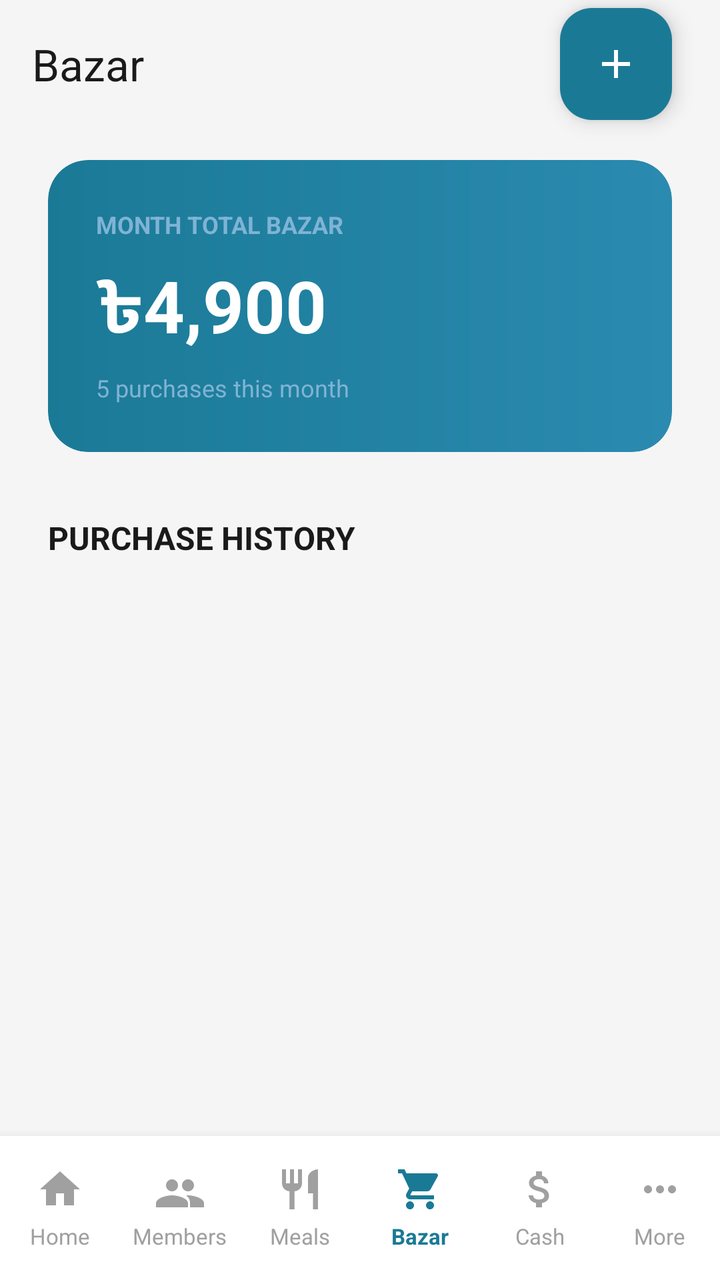
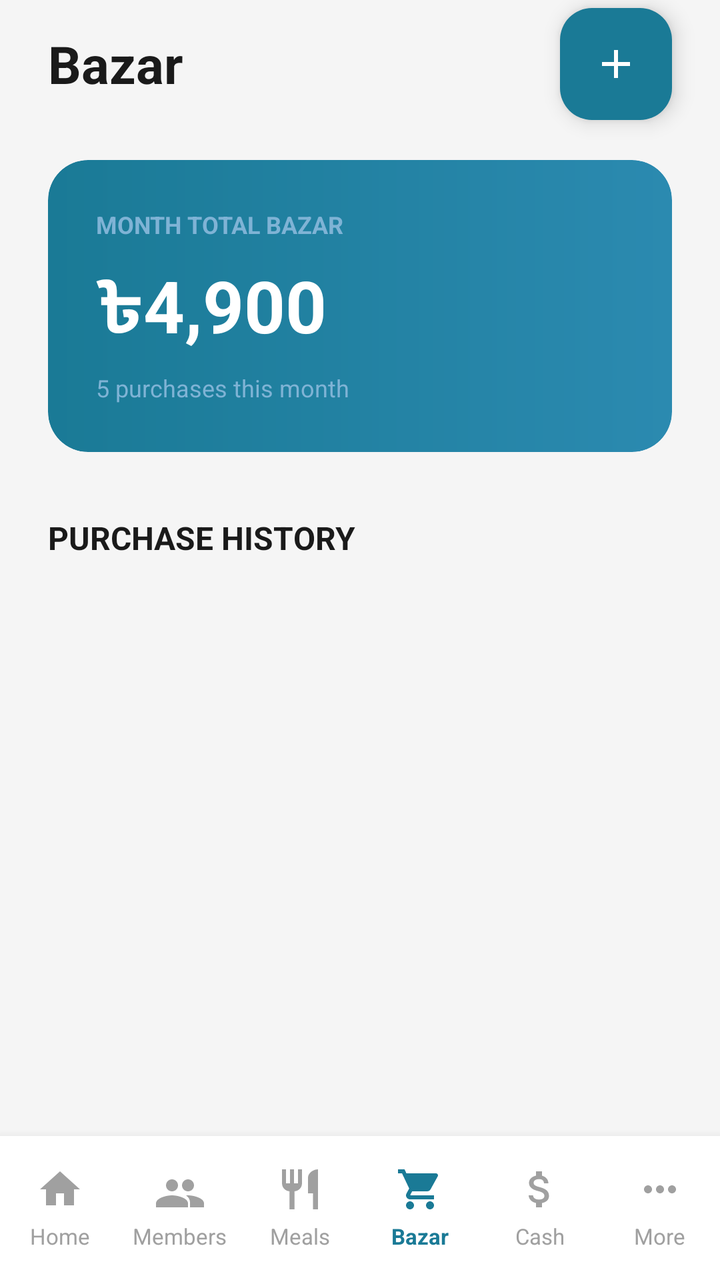

Screens rendered from an Android XML layout before and after an edit, with the pre-edit source and the edit as a unified diff.
<!-- AndroidManifest.xml: activity theme Theme.MessManagement -->
<!-- res/layout/activity_bazar.xml -->
<?xml version="1.0" encoding="utf-8"?>
<androidx.constraintlayout.widget.ConstraintLayout xmlns:android="http://schemas.android.com/apk/res/android"
    xmlns:app="http://schemas.android.com/apk/res-auto"
    xmlns:tools="http://schemas.android.com/tools"
    android:layout_width="match_parent"
    android:layout_height="match_parent"
    android:background="@color/bazar_bg">

    
    <com.google.android.material.appbar.MaterialToolbar
        android:id="@+id/toolbar"
        android:layout_width="match_parent"
        android:layout_height="?attr/actionBarSize"
        android:background="@color/bazar_bg"
        app:layout_constraintTop_toTopOf="parent"
        app:title="@string/title_bazar"
        app:titleCentered="false"
        app:titleTextAppearance="@style/TextAppearance.Material3.TitleLarge"
        app:titleTextColor="@color/text_dark" />

    <com.google.android.material.floatingactionbutton.FloatingActionButton
        android:id="@+id/btn_add_bazar"
        android:layout_width="wrap_content"
        android:layout_height="wrap_content"
        android:layout_marginEnd="24dp"
        android:contentDescription="@string/nav_bazar"
        android:src="@drawable/ic_add"
        app:backgroundTint="@color/fab_bg"
        app:fabSize="mini"
        app:layout_constraintBottom_toBottomOf="@id/toolbar"
        app:layout_constraintEnd_toEndOf="parent"
        app:layout_constraintTop_toTopOf="@id/toolbar"
        app:tint="@color/white" />

    <ScrollView
        android:layout_width="match_parent"
        android:layout_height="0dp"
        android:fillViewport="true"
        app:layout_constraintBottom_toTopOf="@id/bottom_nav"
        app:layout_constraintTop_toBottomOf="@id/toolbar">

        <androidx.constraintlayout.widget.ConstraintLayout
            android:layout_width="match_parent"
            android:layout_height="wrap_content"
            android:paddingBottom="24dp">

            
            <com.google.android.material.card.MaterialCardView
                android:id="@+id/card_total_bazar"
                android:layout_width="match_parent"
                android:layout_height="wrap_content"
                android:layout_marginHorizontal="24dp"
                android:layout_marginTop="16dp"
                app:cardCornerRadius="20dp"
                app:layout_constraintTop_toTopOf="parent"
                app:strokeWidth="0dp">

                <androidx.constraintlayout.widget.ConstraintLayout
                    android:layout_width="match_parent"
                    android:layout_height="wrap_content"
                    android:background="@drawable/bazar_card_background"
                    android:padding="24dp">

                    <TextView
                        android:id="@+id/tv_total_label"
                        android:layout_width="wrap_content"
                        android:layout_height="wrap_content"
                        android:text="@string/label_july_total"
                        android:textColor="@color/text_light_blue"
                        android:textSize="12sp"
                        android:textStyle="bold"
                        app:layout_constraintStart_toStartOf="parent"
                        app:layout_constraintTop_toTopOf="parent" />

                    <TextView
                        android:id="@+id/tv_total_amount"
                        android:layout_width="wrap_content"
                        android:layout_height="wrap_content"
                        android:layout_marginTop="8dp"
                        android:text="@string/total_amount"
                        android:textColor="@color/white"
                        android:textSize="36sp"
                        android:textStyle="bold"
                        app:layout_constraintStart_toStartOf="parent"
                        app:layout_constraintTop_toBottomOf="@id/tv_total_label" />

                    <TextView
                        android:id="@+id/tv_purchases_subtitle"
                        android:layout_width="wrap_content"
                        android:layout_height="wrap_content"
                        android:layout_marginTop="4dp"
                        android:text="@string/purchases_count"
                        android:textColor="@color/text_light_blue"
                        android:textSize="12sp"
                        app:layout_constraintStart_toStartOf="parent"
                        app:layout_constraintTop_toBottomOf="@id/tv_total_amount" />

                </androidx.constraintlayout.widget.ConstraintLayout>
            </com.google.android.material.card.MaterialCardView>

            
            <TextView
                android:id="@+id/tv_history_header"
                android:layout_width="wrap_content"
                android:layout_height="wrap_content"
                android:layout_marginStart="24dp"
                android:layout_marginTop="32dp"
                android:text="@string/header_history"
                android:textColor="@color/text_dark"
                android:textSize="16sp"
                android:textStyle="bold"
                app:layout_constraintStart_toStartOf="parent"
                app:layout_constraintTop_toBottomOf="@id/card_total_bazar" />

            
            <androidx.recyclerview.widget.RecyclerView
                android:id="@+id/rv_purchase_history"
                android:layout_width="match_parent"
                android:layout_height="wrap_content"
                android:layout_marginTop="8dp"
                android:nestedScrollingEnabled="false"
                app:layout_constraintTop_toBottomOf="@id/tv_history_header"
                tools:listitem="@layout/item_purchase" />

        </androidx.constraintlayout.widget.ConstraintLayout>
    </ScrollView>

    
    <LinearLayout
        android:id="@+id/bottom_nav"
        android:layout_width="match_parent"
        android:layout_height="72dp"
        android:background="@drawable/bottom_nav_background"
        android:baselineAligned="false"
        android:elevation="8dp"
        android:orientation="horizontal"
        app:layout_constraintBottom_toBottomOf="parent">

        
        <LinearLayout
            android:layout_width="0dp"
            android:layout_height="match_parent"
            android:layout_weight="1"
            android:gravity="center"
            android:orientation="vertical"

            android:clickable="true"
            android:focusable="true"
            android:background="?attr/selectableItemBackground"
            android:id="@+id/btn_home_layout">
            <ImageView
                android:layout_width="24dp"
                android:layout_height="24dp"
                android:contentDescription="@string/nav_home"
                android:src="@drawable/ic_home"
                app:tint="@color/nav_inactive" />
            <TextView
                android:layout_width="wrap_content"
                android:layout_height="wrap_content"
                android:layout_marginTop="4dp"
                android:text="@string/nav_home"
                android:textColor="@color/nav_inactive"
                android:textSize="11sp" />
        </LinearLayout>

        
        <LinearLayout
            android:layout_width="0dp"
            android:layout_height="match_parent"
            android:layout_weight="1"
            android:gravity="center"
            android:orientation="vertical"

            android:clickable="true"
            android:focusable="true"
            android:background="?attr/selectableItemBackground"
            android:id="@+id/btn_member_layout">
            <ImageView
                android:layout_width="24dp"
                android:layout_height="24dp"
                android:contentDescription="@string/nav_members"
                android:src="@drawable/ic_members"
                app:tint="@color/nav_inactive" />
            <TextView
                android:layout_width="wrap_content"
                android:layout_height="wrap_content"
                android:layout_marginTop="4dp"
                android:text="@string/nav_members"
                android:textColor="@color/nav_inactive"
                android:textSize="11sp" />
        </LinearLayout>

        
        <LinearLayout
            android:layout_width="0dp"
            android:layout_height="match_parent"
            android:layout_weight="1"
            android:gravity="center"
            android:orientation="vertical"

            android:clickable="true"
            android:focusable="true"
            android:background="?attr/selectableItemBackground"
            android:id="@+id/btn_meals_layout">
            <ImageView
                android:layout_width="24dp"
                android:layout_height="24dp"
                android:contentDescription="@string/nav_meals"
                android:src="@drawable/ic_meals"
                app:tint="@color/nav_inactive" />
            <TextView
                android:layout_width="wrap_content"
                android:layout_height="wrap_content"
                android:layout_marginTop="4dp"
                android:text="@string/nav_meals"
                android:textColor="@color/nav_inactive"
                android:textSize="11sp" />
        </LinearLayout>

        
        <LinearLayout
            android:layout_width="0dp"
            android:layout_height="match_parent"
            android:layout_weight="1"
            android:gravity="center"
            android:orientation="vertical"

            android:clickable="true"
            android:focusable="true"
            android:background="?attr/selectableItemBackground"
            android:id="@+id/btn_bazar_layout">
            <ImageView
                android:layout_width="24dp"
                android:layout_height="24dp"
                android:contentDescription="@string/nav_bazar"
                android:src="@drawable/ic_bazar"
                app:tint="@color/nav_active" />
            <TextView
                android:layout_width="wrap_content"
                android:layout_height="wrap_content"
                android:layout_marginTop="4dp"
                android:text="@string/nav_bazar"
                android:textColor="@color/nav_active"
                android:textSize="11sp"
                android:textStyle="bold" />
        </LinearLayout>

        
        <LinearLayout
            android:layout_width="0dp"
            android:layout_height="match_parent"
            android:layout_weight="1"
            android:gravity="center"
            android:orientation="vertical"

            android:clickable="true"
            android:focusable="true"
            android:background="?attr/selectableItemBackground"
            android:id="@+id/btn_cash_layout">
            <ImageView
                android:layout_width="24dp"
                android:layout_height="24dp"
                android:contentDescription="@string/nav_cash"
                android:src="@drawable/ic_cash"
                app:tint="@color/nav_inactive" />
            <TextView
                android:layout_width="wrap_content"
                android:layout_height="wrap_content"
                android:layout_marginTop="4dp"
                android:text="@string/nav_cash"
                android:textColor="@color/nav_inactive"
                android:textSize="11sp" />
        </LinearLayout>

        
        <LinearLayout
            android:layout_width="0dp"
            android:layout_height="match_parent"
            android:layout_weight="1"
            android:gravity="center"
            android:orientation="vertical"

            android:clickable="true"
            android:focusable="true"
            android:background="?attr/selectableItemBackground"
            android:id="@+id/btn_more_layout">
            <ImageView
                android:layout_width="24dp"
                android:layout_height="24dp"
                android:contentDescription="@string/nav_more"
                android:src="@drawable/ic_more"
                app:tint="@color/nav_inactive" />
            <TextView
                android:layout_width="wrap_content"
                android:layout_height="wrap_content"
                android:layout_marginTop="4dp"
                android:text="@string/nav_more"
                android:textColor="@color/nav_inactive"
                android:textSize="11sp" />
        </LinearLayout>

    </LinearLayout>

</androidx.constraintlayout.widget.ConstraintLayout>
<!-- res/layout/item_purchase.xml (included above) -->
<?xml version="1.0" encoding="utf-8"?>
<androidx.cardview.widget.CardView xmlns:android="http://schemas.android.com/apk/res/android"
    xmlns:app="http://schemas.android.com/apk/res-auto"
    android:layout_width="match_parent"
    android:layout_height="wrap_content"
    android:layout_marginHorizontal="16dp"
    android:layout_marginVertical="8dp"
    app:cardCornerRadius="16dp"
    app:cardElevation="2dp"
    app:strokeWidth="0dp">

    <androidx.constraintlayout.widget.ConstraintLayout
        android:layout_width="match_parent"
        android:layout_height="wrap_content"
        android:padding="16dp">

        <View
            android:id="@+id/icon_bg"
            android:layout_width="48dp"
            android:layout_height="48dp"
            android:background="@drawable/shopping_bag_icon_background"
            app:layout_constraintBottom_toBottomOf="parent"
            app:layout_constraintStart_toStartOf="parent"
            app:layout_constraintTop_toTopOf="parent" />

        <ImageView
            android:id="@+id/iv_icon"
            android:layout_width="24dp"
            android:layout_height="24dp"
            android:contentDescription="@string/nav_bazar"
            android:src="@drawable/ic_bazar"
            app:layout_constraintBottom_toBottomOf="@id/icon_bg"
            app:layout_constraintEnd_toEndOf="@id/icon_bg"
            app:layout_constraintStart_toStartOf="@id/icon_bg"
            app:layout_constraintTop_toTopOf="@id/icon_bg"
            app:tint="@color/nav_active" />

        <TextView
            android:id="@+id/tv_item_name"
            android:layout_width="0dp"
            android:layout_height="wrap_content"
            android:layout_marginStart="16dp"
            android:layout_marginEnd="8dp"
            android:text="Vegetables &amp; fruits"
            android:textColor="@color/text_dark"
            android:textSize="16sp"
            android:textStyle="bold"
            app:layout_constraintEnd_toStartOf="@id/tv_price"
            app:layout_constraintStart_toEndOf="@id/icon_bg"
            app:layout_constraintTop_toTopOf="parent" />

        <TextView
            android:id="@+id/tv_item_details"
            android:layout_width="0dp"
            android:layout_height="wrap_content"
            android:layout_marginTop="4dp"
            android:text="26 Jul · by Rafiq Ahmed"
            android:textColor="@color/text_gray"
            android:textSize="12sp"
            app:layout_constraintEnd_toEndOf="@id/tv_item_name"
            app:layout_constraintStart_toStartOf="@id/tv_item_name"
            app:layout_constraintTop_toBottomOf="@id/tv_item_name" />

        <TextView
            android:id="@+id/tv_price"
            android:layout_width="wrap_content"
            android:layout_height="wrap_content"
            android:text="৳850"
            android:textColor="@color/text_dark"
            android:textSize="16sp"
            android:textStyle="bold"
            app:layout_constraintBottom_toBottomOf="parent"
            app:layout_constraintEnd_toEndOf="parent"
            app:layout_constraintTop_toTopOf="parent" />

    </androidx.constraintlayout.widget.ConstraintLayout>

</androidx.cardview.widget.CardView>
<!-- resources referenced by this layout -->
<resources>
  <color name="bazar_bg">#F5F5F5</color>
  <color name="fab_bg">#1a7a96</color>
  <color name="nav_active">#1a7a96</color>
  <color name="nav_inactive">#a0a0a0</color>
  <color name="text_dark">#1a1a1a</color>
  <color name="text_gray">#808080</color>
  <color name="text_light_blue">#7fb3d5</color>
  <color name="white">#FFFFFFFF</color>
  <!-- drawable bazar_card_background (drawable) -->
  <?xml version="1.0" encoding="utf-8"?>
  <shape xmlns:android="http://schemas.android.com/apk/res/android">
      <gradient
          android:angle="0"
          android:endColor="@color/bazar_card_end"
          android:startColor="@color/bazar_card_start"
          android:type="linear" />
      <corners android:radius="20dp" />
  </shape>
  <!-- drawable bottom_nav_background (drawable) -->
  <?xml version="1.0" encoding="utf-8"?>
  <shape xmlns:android="http://schemas.android.com/apk/res/android">
      <solid android:color="@color/white" />
  </shape>
  <!-- drawable ic_add (drawable) -->
  <vector xmlns:android="http://schemas.android.com/apk/res/android"
      android:width="24dp"
      android:height="24dp"
      android:viewportWidth="24"
      android:viewportHeight="24">
      <path
          android:fillColor="@android:color/white"
          android:pathData="M19,13H13V19H11V13H5V11H11V5H13V11H19V13Z" />
  </vector>
  <!-- drawable ic_home (drawable) -->
  <vector xmlns:android="http://schemas.android.com/apk/res/android"
      android:width="24dp"
      android:height="24dp"
      android:viewportWidth="24"
      android:viewportHeight="24">
      <path
          android:fillColor="@android:color/black"
          android:pathData="M10,20V14H14V20H19V12H22L12,3L2,12H5V20H10Z" />
  </vector>
  <!-- drawable ic_meals (drawable) -->
  <vector xmlns:android="http://schemas.android.com/apk/res/android"
      android:width="24dp"
      android:height="24dp"
      android:viewportWidth="24"
      android:viewportHeight="24">
      <path
          android:fillColor="@android:color/black"
          android:pathData="M11,9H9V2H7V9H5V2H3V9C3,11.12 4.66,12.84 6.75,12.97V22H9.25V12.97C11.34,12.84 13,11.12 13,9V2H11V9M16,6V14H18.5V22H21V2C18.24,2 16,4.24 16,6Z" />
  </vector>
  <!-- drawable shopping_bag_icon_background (drawable) -->
  <?xml version="1.0" encoding="utf-8"?>
  <shape xmlns:android="http://schemas.android.com/apk/res/android">
      <solid android:color="@color/icon_bg_light" />
      <corners android:radius="24dp" />
  </shape>
  <string name="header_history">PURCHASE HISTORY</string>
  <string name="label_july_total">MONTH TOTAL BAZAR</string>
  <string name="nav_bazar">Bazar</string>
  <string name="nav_cash">Cash</string>
  <string name="nav_home">Home</string>
  <string name="nav_meals">Meals</string>
  <string name="nav_members">Members</string>
  <string name="nav_more">More</string>
  <string name="purchases_count">5 purchases this month</string>
  <string name="title_bazar">Bazar</string>
  <string name="total_amount">৳4,900</string>
  <style name="Theme.MessManagement" parent="Theme.Material3.Light.NoActionBar">
          
          <item name="colorPrimary">@color/nav_active</item>
          <item name="colorOnPrimary">@color/white</item>
          
          <item name="colorSecondary">@color/bazar_card_end</item>
          <item name="colorOnSecondary">@color/white</item>
          
          <item name="android:statusBarColor">@color/primary_bg</item>
          <item name="android:windowLightStatusBar">true</item>
          <item name="android:fitsSystemWindows">true</item>
      </style>
  <color name="bazar_card_end">#2b8ab0</color>
  <color name="bazar_card_start">#1a7a96</color>
  <color name="icon_bg_light">#e8f4f8</color>
  <color name="primary_bg">#1a4d63</color>
  <!-- unchanged entries left out for length: 4 -->
</resources>

<!-- the commit's change to res/layout/activity_bazar.xml (unified diff, before → after) -->
@@ -6,17 +6,18 @@
     android:layout_height="match_parent"
     android:background="@color/bazar_bg">
 
-    
-    <com.google.android.material.appbar.MaterialToolbar
+    <TextView
         android:id="@+id/toolbar"
         android:layout_width="match_parent"
         android:layout_height="?attr/actionBarSize"
         android:background="@color/bazar_bg"
         app:layout_constraintTop_toTopOf="parent"
-        app:title="@string/title_bazar"
-        app:titleCentered="false"
-        app:titleTextAppearance="@style/TextAppearance.Material3.TitleLarge"
-        app:titleTextColor="@color/text_dark" />
+        android:text="@string/title_bazar"
+        android:textSize="26sp"
+        android:paddingLeft="24dp"
+        android:gravity="center_vertical"
+        android:textStyle="bold"
+        android:textColor="@color/text_dark" />
 
     <com.google.android.material.floatingactionbutton.FloatingActionButton
         android:id="@+id/btn_add_bazar"
